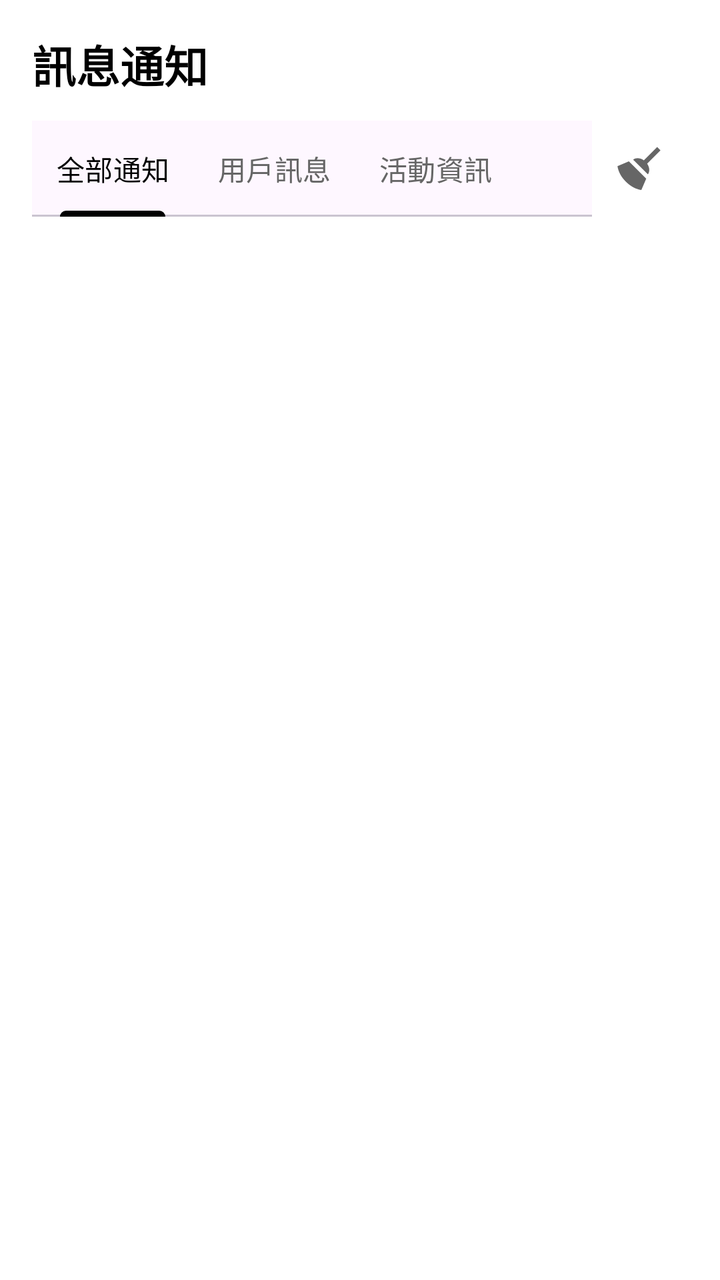
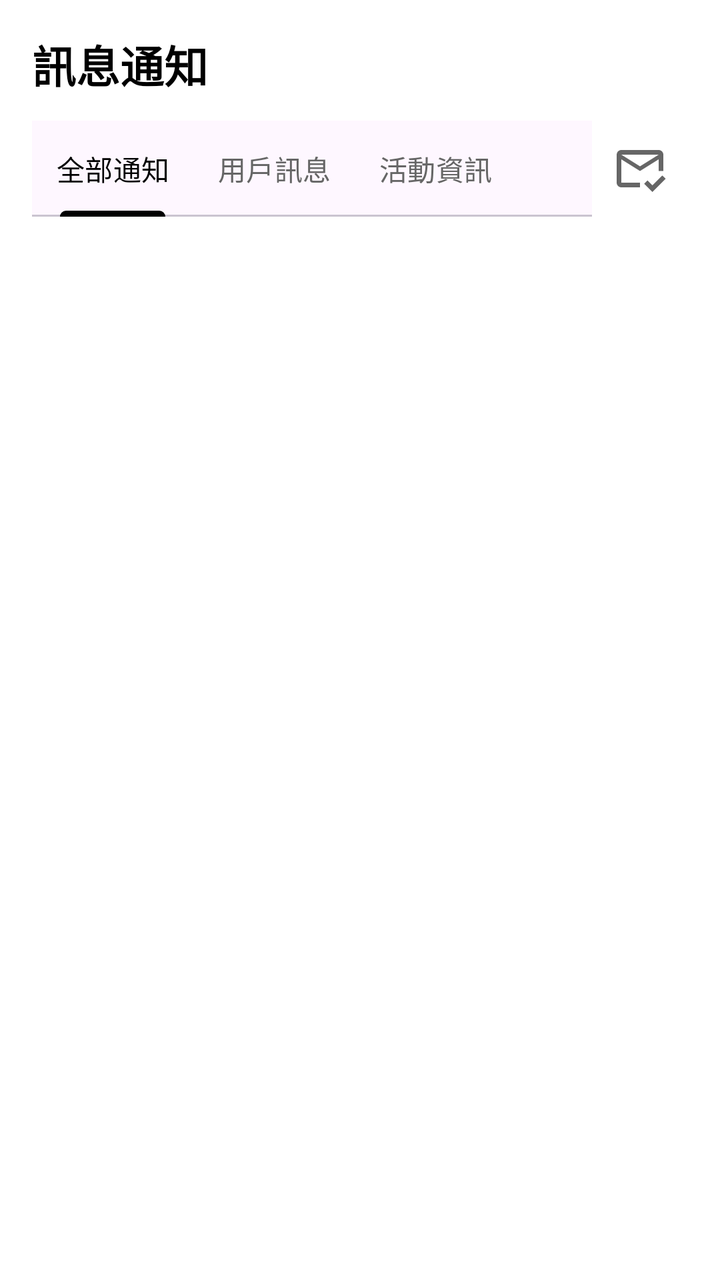

Compare the two renders of this Android layout. The source of the first and the diff that turns it into the second are given below.
<!-- AndroidManifest.xml: application theme Theme.A3 -->
<!-- res/layout/fragment_message.xml -->
<?xml version="1.0" encoding="utf-8"?>
<LinearLayout xmlns:android="http://schemas.android.com/apk/res/android"
    xmlns:app="http://schemas.android.com/apk/res-auto"
    android:layout_width="match_parent"
    android:layout_height="match_parent"
    android:orientation="vertical"
    android:background="#FFFFFF"
    android:paddingTop="16dp"
    android:paddingStart="16dp"
    android:paddingEnd="16dp">

    <TextView
        android:id="@+id/tv_message_title"
        android:layout_width="wrap_content"
        android:layout_height="wrap_content"
        android:text="訊息通知"
        android:textColor="#000000"
        android:textStyle="bold"
        android:textSize="22sp"
        android:layout_marginBottom="8dp" />

    <FrameLayout
        android:layout_width="match_parent"
        android:layout_height="56dp">

        <LinearLayout
            android:id="@+id/ll_normal_actions"
            android:layout_width="match_parent"
            android:layout_height="match_parent"
            android:orientation="horizontal"
            android:gravity="center_vertical">

            <com.google.android.material.tabs.TabLayout
                android:id="@+id/tab_layout_messages"
                android:layout_width="0dp"
                android:layout_height="wrap_content"
                android:layout_weight="1"
                app:tabMode="scrollable"
                app:tabIndicatorColor="#000000"
                app:tabSelectedTextColor="#000000"
                app:tabTextColor="#666666">

                <com.google.android.material.tabs.TabItem
                    android:layout_width="wrap_content"
                    android:layout_height="wrap_content"
                    android:text="全部通知" />

                <com.google.android.material.tabs.TabItem
                    android:layout_width="wrap_content"
                    android:layout_height="wrap_content"
                    android:text="用戶訊息" />

                <com.google.android.material.tabs.TabItem
                    android:layout_width="wrap_content"
                    android:layout_height="wrap_content"
                    android:text="活動資訊" />
            </com.google.android.material.tabs.TabLayout>

            <ImageView
                android:id="@+id/btn_mark_all_read"
                android:layout_width="48dp"
                android:layout_height="48dp"
                android:padding="10dp"
                android:layout_gravity="center_vertical"
                android:background="?attr/selectableItemBackgroundBorderless"
                android:src="@drawable/ic_broom"
                app:tint="#666666" />
        </LinearLayout>

        <RelativeLayout
            android:id="@+id/rl_selection_actions"
            android:layout_width="match_parent"
            android:layout_height="match_parent"
            android:visibility="gone">

            <LinearLayout
                android:layout_width="wrap_content"
                android:layout_height="match_parent"
                android:layout_alignParentStart="true"
                android:gravity="center_vertical"
                android:orientation="horizontal">

                <ImageView
                    android:id="@+id/btn_cancel_selection"
                    android:layout_width="48dp"
                    android:layout_height="48dp"
                    android:padding="10dp"
                    android:background="?attr/selectableItemBackgroundBorderless"
                    android:src="@drawable/ic_close" />

                <CheckBox
                    android:id="@+id/cb_select_all"
                    android:layout_width="wrap_content"
                    android:layout_height="wrap_content"
                    android:text="全選"
                    android:textSize="16sp"
                    android:textColor="#000000"
                    android:buttonTint="#000000" />
            </LinearLayout>

            <TextView
                android:id="@+id/tv_selection_count"
                android:layout_width="wrap_content"
                android:layout_height="wrap_content"
                android:layout_centerInParent="true"
                android:text="已選擇 0 項"
                android:textColor="#000000"
                android:textSize="18sp"
                android:textStyle="bold" />

            <ImageView
                android:id="@+id/btn_delete_selected"
                android:layout_width="48dp"
                android:layout_height="48dp"
                android:padding="10dp"
                android:layout_alignParentEnd="true"
                android:layout_centerVertical="true"
                android:background="?attr/selectableItemBackgroundBorderless"
                android:src="@drawable/ic_delete" />
        </RelativeLayout>
    </FrameLayout>

    <ProgressBar
        android:id="@+id/pb_loading"
        android:layout_width="wrap_content"
        android:layout_height="wrap_content"
        android:layout_marginTop="12dp"
        android:layout_gravity="center_horizontal"
        android:visibility="gone" />

    <TextView
        android:id="@+id/tv_empty"
        android:layout_width="match_parent"
        android:layout_height="wrap_content"
        android:layout_marginTop="12dp"
        android:gravity="center"
        android:text="目前沒有訊息"
        android:textColor="#666666"
        android:visibility="gone" />

    <androidx.recyclerview.widget.RecyclerView
        android:id="@+id/rv_messages"
        android:layout_width="match_parent"
        android:layout_height="0dp"
        android:layout_marginTop="8dp"
        android:layout_weight="1" />

</LinearLayout>
<!-- resources referenced by this layout -->
<resources>
  <!-- drawable ic_broom (drawable) -->
  <vector xmlns:android="http://schemas.android.com/apk/res/android"
      android:width="24dp"
      android:height="24dp"
      android:viewportWidth="24"
      android:viewportHeight="24">
      <path
          android:fillColor="#FF000000"
          android:pathData="M19.36,2.72L20.78,4.14L15.06,9.85C16.13,11.39 16.28,13.24 15.38,14.44L9.06,8.12C10.26,7.22 12.11,7.37 13.65,8.44L19.36,2.72M5.93,17.57C3.92,15.56 2.69,13.16 2.35,10.92L7.23,8.83L14.67,16.27L12.58,21.15C10.34,20.81 7.94,19.58 5.93,17.57Z" />
  </vector>
  <!-- drawable ic_close (drawable) -->
  <vector xmlns:android="http://schemas.android.com/apk/res/android" android:width="24dp" android:height="24dp" android:viewportWidth="24" android:viewportHeight="24">
      <path android:fillColor="#666666" android:pathData="M19,6.41L17.59,5L12,10.59L6.41,5L5,6.41L10.59,12L5,17.59L6.41,19L12,13.41L17.59,19L19,17.59L13.41,12L19,6.41Z" />
  </vector>
  <!-- drawable ic_delete (drawable) -->
  <vector xmlns:android="http://schemas.android.com/apk/res/android" android:width="24dp" android:height="24dp" android:viewportWidth="24" android:viewportHeight="24">
      <path android:fillColor="#FF0000" android:pathData="M9,3V4H4V6H5V19C5,20.1 5.9,21 7,21H17C18.1,21 19,20.1 19,19V6H20V4H15V3H9M7,6H17V19H7V6M9,8V17H11V8H9M13,8V17H15V8H13Z" />
  </vector>
  <style name="Theme.A3" parent="Base.Theme.A3" />
  <style name="Base.Theme.A3" parent="Theme.Material3.DayNight.NoActionBar">
          
          
      </style>
</resources>

<!-- the commit's change to res/layout/fragment_message.xml (unified diff, before → after) -->
@@ -63,7 +63,7 @@
                 android:padding="10dp"
                 android:layout_gravity="center_vertical"
                 android:background="?attr/selectableItemBackgroundBorderless"
-                android:src="@drawable/ic_broom"
+                android:src="@drawable/ic_mark_email_read"
                 app:tint="#666666" />
         </LinearLayout>
 
<!-- resource entries referenced after the edit -->
@@ -1,15 +1,5 @@
 <!-- resources referenced by this layout -->
 <resources>
-  <!-- drawable ic_broom (drawable) -->
-  <vector xmlns:android="http://schemas.android.com/apk/res/android"
-      android:width="24dp"
-      android:height="24dp"
-      android:viewportWidth="24"
-      android:viewportHeight="24">
-      <path
-          android:fillColor="#FF000000"
-          android:pathData="M19.36,2.72L20.78,4.14L15.06,9.85C16.13,11.39 16.28,13.24 15.38,14.44L9.06,8.12C10.26,7.22 12.11,7.37 13.65,8.44L19.36,2.72M5.93,17.57C3.92,15.56 2.69,13.16 2.35,10.92L7.23,8.83L14.67,16.27L12.58,21.15C10.34,20.81 7.94,19.58 5.93,17.57Z" />
-  </vector>
   <!-- drawable ic_close (drawable) -->
   <vector xmlns:android="http://schemas.android.com/apk/res/android" android:width="24dp" android:height="24dp" android:viewportWidth="24" android:viewportHeight="24">
       <path android:fillColor="#666666" android:pathData="M19,6.41L17.59,5L12,10.59L6.41,5L5,6.41L10.59,12L5,17.59L6.41,19L12,13.41L17.59,19L19,17.59L13.41,12L19,6.41Z" />
@@ -18,6 +8,16 @@
   <vector xmlns:android="http://schemas.android.com/apk/res/android" android:width="24dp" android:height="24dp" android:viewportWidth="24" android:viewportHeight="24">
       <path android:fillColor="#FF0000" android:pathData="M9,3V4H4V6H5V19C5,20.1 5.9,21 7,21H17C18.1,21 19,20.1 19,19V6H20V4H15V3H9M7,6H17V19H7V6M9,8V17H11V8H9M13,8V17H15V8H13Z" />
   </vector>
+  <!-- drawable ic_mark_email_read (drawable) -->
+  <vector xmlns:android="http://schemas.android.com/apk/res/android"
+      android:width="24dp"
+      android:height="24dp"
+      android:viewportWidth="24"
+      android:viewportHeight="24">
+      <path
+          android:fillColor="#FF000000"
+          android:pathData="M20,4H4C2.9,4 2.01,4.9 2.01,6L2,18c0,1.1 0.9,2 2,2h8v-2H4V8l8,5l8,-5v5h2V6C22,4.9 21.1,4 20,4zM12,11L4,6h16L12,11zM17.34,22l-3.54,-3.54l1.41,-1.41l2.12,2.12l4.24,-4.24L23,16.34L17.34,22z"/>
+  </vector>
   <style name="Theme.A3" parent="Base.Theme.A3" />
   <style name="Base.Theme.A3" parent="Theme.Material3.DayNight.NoActionBar">
           
